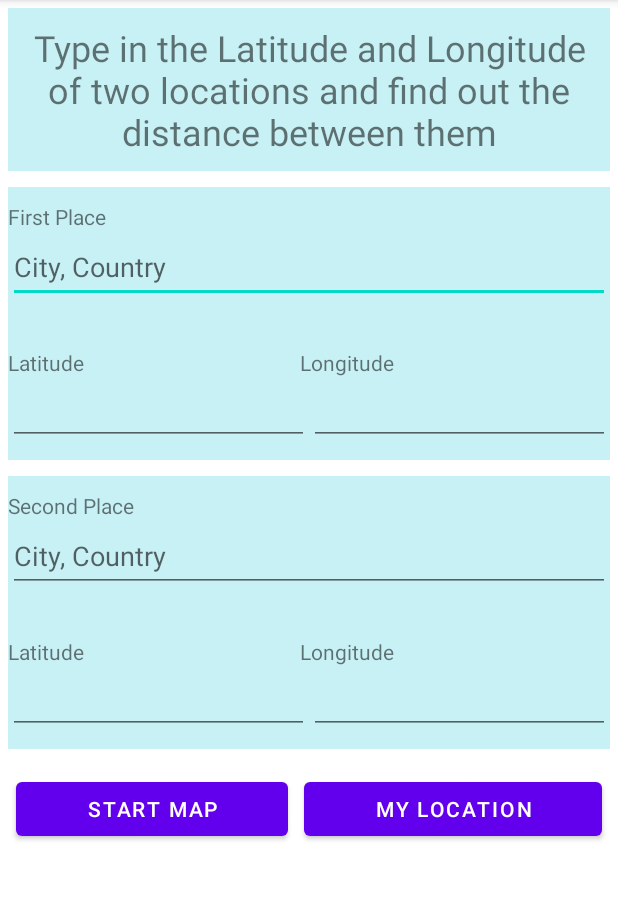
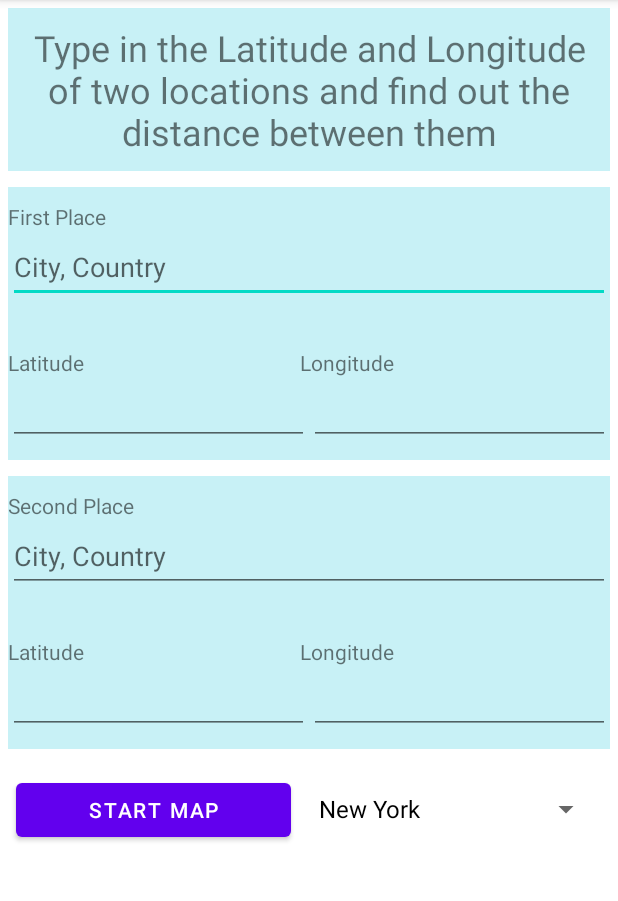
Before and after one commit to LDoll98/MapsApp, an Android app: the screen it shows after launch (LocationActivity), on a phone screen of 412 x 824 dp, the part 84-985 px from its top. Run offline under Robolectric (Android 15) with nearby library versions, the phone set to English and light mode, and no system bars; libraries missing offline, so code that uses them is left out: de.hhn.ws2022.

Commit message:
- changed button to spinner with city names

```diff
--- a/app/src/main/java/de/hhn/ws2022/ai/mapsapp/LocationActivity.kt
+++ b/app/src/main/java/de/hhn/ws2022/ai/mapsapp/LocationActivity.kt
@@ -4,11 +4,15 @@ import android.content.Intent
 import androidx.appcompat.app.AppCompatActivity
 import android.os.Bundle
 import android.view.View
+import android.widget.AdapterView
+import android.widget.ArrayAdapter
 import android.widget.Button
 import android.widget.EditText
+import android.widget.Spinner
 import androidx.appcompat.app.AlertDialog
 
-class LocationActivity : AppCompatActivity(), View.OnClickListener {
+class LocationActivity : AppCompatActivity(), View.OnClickListener,
+    AdapterView.OnItemSelectedListener {
     private lateinit var firstPlaceCity: EditText
     private lateinit var firstPlaceLatitude: EditText
     private lateinit var firstPlaceLongitude: EditText
@@ -34,29 +38,22 @@ class LocationActivity : AppCompatActivity(), View.OnClickListener {
         secondPlaceLongitude = findViewById(R.id.secondPlaceLongitudeEditText)
 
         startMapButton = findViewById(R.id.startMapButton)
-        showMyLocationButton = findViewById(R.id.showMyLocationButton)
 
         permissionWasDenied = intent.getBooleanExtra("permissionWasDenied", false)
+
+        val spinner: Spinner = findViewById(R.id.spinner)
+        spinner.onItemSelectedListener = this
+        ArrayAdapter.createFromResource(this, R.array.city_names,
+            android.R.layout.simple_spinner_dropdown_item).also { adapterItem ->
+            adapterItem.setDropDownViewResource(android.R.layout.simple_spinner_dropdown_item)
+            spinner.adapter = adapterItem
+        }
     }
 
     override fun onResume() {
         super.onResume()
 
-        // Add On
-        // Add more than two places -> distance have to be chooseable
-        // Show current location always
-        // Go back from MapsActivity to LocationActivity
-        // Show distance in MapsActivity after dialog
-        // Provide a list with famous places by name
-
-        var showMyLocationFlag = false
-        showMyLocationButton.setOnClickListener {
-            showMyLocationFlag = true
-            val intent = Intent(this, MapsActivity::class.java).apply {
-                putExtra("showMyLocationFlag", showMyLocationFlag)
-            }
-            startActivity(intent)
-        }
+        val showMyLocationFlag = false
 
         startMapButton.setOnClickListener {
             val firstPlaceCityString = firstPlaceCity.text.toString()
@@ -98,6 +95,11 @@ class LocationActivity : AppCompatActivity(), View.OnClickListener {
     }
 
     override fun onClick(p0: View?) {
-        TODO("Not yet implemented")
+    }
+
+    override fun onItemSelected(p0: AdapterView<*>?, p1: View?, p2: Int, p3: Long) {
+    }
+
+    override fun onNothingSelected(p0: AdapterView<*>?) {
     }
 }
--- a/app/src/main/res/layout/activity_location.xml
+++ b/app/src/main/res/layout/activity_location.xml
@@ -185,13 +185,15 @@
             android:layout_weight="1"
             android:text="@string/start_map_label" />
 
-        <Button
-            android:id="@+id/showMyLocationButton"
+        <Spinner
+            android:id="@+id/spinner"
+            android:spinnerMode="dropdown"
             android:layout_width="wrap_content"
-            android:layout_height="wrap_content"
+            android:layout_height="match_parent"
             android:layout_margin="5dp"
             android:layout_weight="1"
-            android:text="@string/show_my_location_label" />
+            />
+
     </LinearLayout>
 
 </androidx.appcompat.widget.LinearLayoutCompat>
--- a/app/src/main/res/values/strings.xml
+++ b/app/src/main/res/values/strings.xml
@@ -1,5 +1,10 @@
 <resources>
     <string name="app_name">MapsApp</string>
+    <string-array name="city_names">
+        <item>New York</item>
+        <item>London</item>
+        <item>Sydney</item>
+    </string-array>
     <string name="title_activity_maps">MapsActivity</string>
     <string name="title_for_locations">Type in the Latitude and Longitude of two locations and find out the distance between them</string>
     <string name="first_place_label">First Place</string>
```
Also changed, not shown: app/src/main/res/layout/list_item.xml (added, +11 -0 lines).
